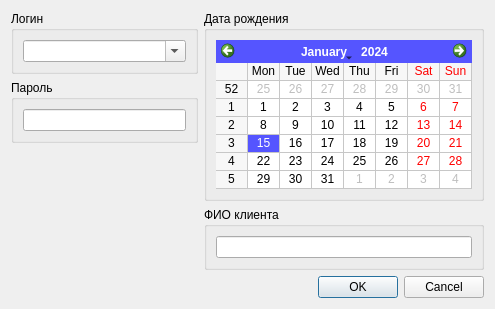
Above: Admin/MainManager/clientsWidget/cclientdialog.ui from Demonist/TCS before the change. Below: the same form after it.
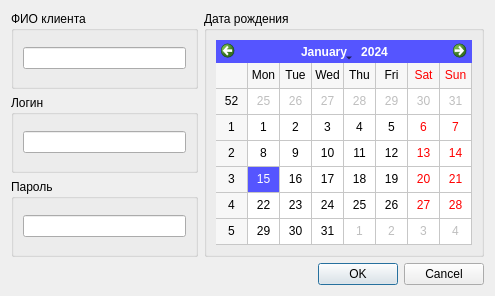
That is the form after the change.

Diff of the .ui file:
```diff
--- a/Admin/MainManager/clientsWidget/cclientdialog.ui
+++ b/Admin/MainManager/clientsWidget/cclientdialog.ui
@@ -7,65 +7,26 @@
     <x>0</x>
     <y>0</y>
     <width>495</width>
-    <height>290</height>
+    <height>296</height>
    </rect>
   </property>
   <property name="windowTitle">
    <string>Dialog</string>
   </property>
   <layout class="QGridLayout" name="gridLayout">
-   <item row="0" column="0" rowspan="2">
-    <layout class="QVBoxLayout" name="verticalLayout">
-     <item>
-      <widget class="QGroupBox" name="groupBox_3">
-       <property name="title">
-        <string>Логин</string>
-       </property>
-       <layout class="QGridLayout" name="gridLayout_5">
         <item row="0" column="0">
-         <widget class="QComboBox" name="cbClientLogin">
-          <property name="mouseTracking">
-           <bool>false</bool>
-          </property>
-          <property name="acceptDrops">
-           <bool>false</bool>
-          </property>
-          <property name="editable">
-           <bool>true</bool>
-          </property>
-         </widget>
-        </item>
-       </layout>
-      </widget>
-     </item>
-     <item>
-      <widget class="QGroupBox" name="groupBox_4">
+    <widget class="QGroupBox" name="groupBox">
        <property name="title">
-        <string>Пароль</string>
-       </property>
-       <layout class="QGridLayout" name="gridLayout_6">
+      <string>ФИО клиента</string>
+     </property>
+     <layout class="QGridLayout" name="gridLayout_3">
         <item row="0" column="0">
-         <widget class="QLineEdit" name="leClientPassword"/>
+       <widget class="QLineEdit" name="leClientFIO"/>
         </item>
        </layout>
       </widget>
      </item>
-     <item>
-      <spacer name="verticalSpacer">
-       <property name="orientation">
-        <enum>Qt::Vertical</enum>
-       </property>
-       <property name="sizeHint" stdset="0">
-        <size>
-         <width>20</width>
-         <height>40</height>
-        </size>
-       </property>
-      </spacer>
-     </item>
-    </layout>
-   </item>
-   <item row="0" column="1">
+   <item row="0" column="1" rowspan="3">
     <widget class="QGroupBox" name="groupBox_2">
      <property name="title">
       <string>Дата рождения</string>
@@ -97,41 +58,36 @@
      </layout>
     </widget>
    </item>
-   <item row="1" column="1">
-    <widget class="QGroupBox" name="groupBox">
+   <item row="1" column="0">
+    <widget class="QGroupBox" name="groupBox_3">
      <property name="title">
-      <string>ФИО клиента</string>
+      <string>Логин</string>
      </property>
-     <layout class="QGridLayout" name="gridLayout_3">
+     <layout class="QGridLayout" name="gridLayout_2">
+      <item row="1" column="0">
+       <widget class="QLineEdit" name="leClientLogin"/>
+      </item>
+     </layout>
+    </widget>
+   </item>
+   <item row="2" column="0">
+    <widget class="QGroupBox" name="groupBox_4">
+     <property name="title">
+      <string>Пароль</string>
+     </property>
+     <layout class="QGridLayout" name="gridLayout_6">
       <item row="0" column="0">
-       <widget class="QLineEdit" name="leClientFIO"/>
+       <widget class="QLineEdit" name="leClientPassword"/>
       </item>
      </layout>
     </widget>
    </item>
-   <item row="2" column="0" colspan="2">
-    <layout class="QHBoxLayout" name="horizontalLayout">
-     <item>
-      <spacer name="horizontalSpacer">
-       <property name="orientation">
-        <enum>Qt::Horizontal</enum>
-       </property>
-       <property name="sizeHint" stdset="0">
-        <size>
-         <width>40</width>
-         <height>20</height>
-        </size>
-       </property>
-      </spacer>
-     </item>
-     <item>
+   <item row="3" column="1">
       <widget class="QDialogButtonBox" name="buttonBox">
        <property name="standardButtons">
         <set>QDialogButtonBox::Cancel|QDialogButtonBox::Ok</set>
        </property>
       </widget>
-     </item>
-    </layout>
    </item>
   </layout>
  </widget>
```
Lines whose indentation alone changed are shown as unchanged.
